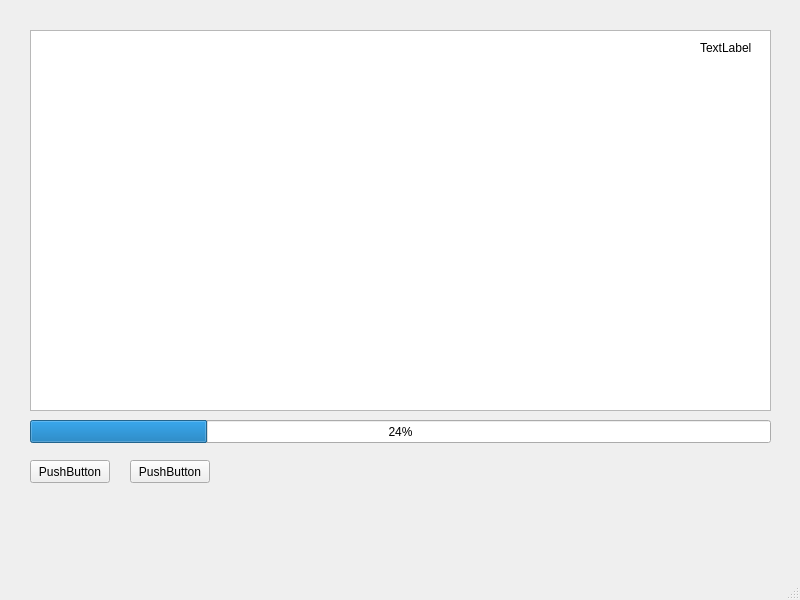
The window that src/main/resources/base/main.ui (redbug312/ntuoc13-interview-scheduler) describes before a commit, drawn with Qt 5.
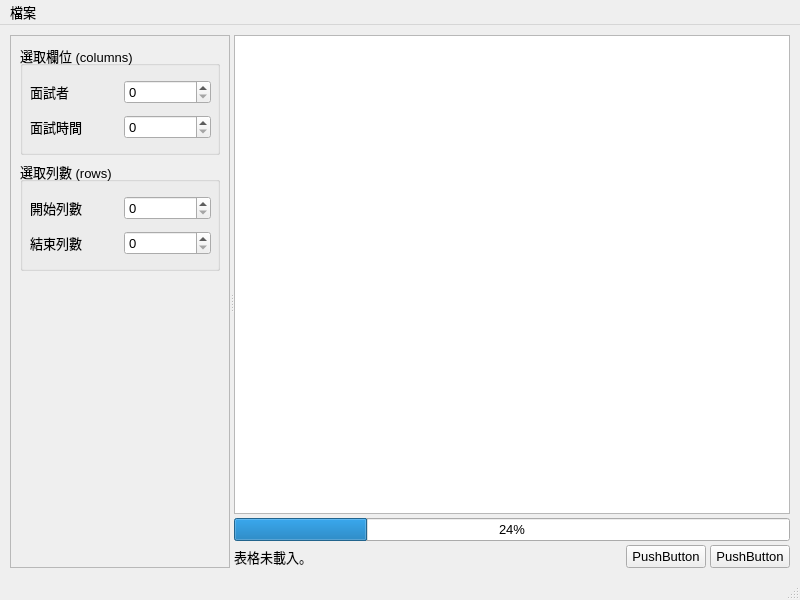
The same window after the commit.

Commit message:
Create layout prototype for application
Open xlsx file when left button clicked

Diff of the .ui file:
```diff
--- a/src/main/resources/base/main.ui
+++ b/src/main/resources/base/main.ui
@@ -10,82 +10,280 @@
     <height>600</height>
    </rect>
   </property>
+  <property name="font">
+   <font>
+    <pointsize>10</pointsize>
+   </font>
+  </property>
   <property name="windowTitle">
    <string>MainWindow</string>
   </property>
   <widget class="QWidget" name="centralwidget">
-   <widget class="QTableWidget" name="tableWidget">
-    <property name="geometry">
-     <rect>
-      <x>30</x>
-      <y>30</y>
-      <width>741</width>
-      <height>381</height>
-     </rect>
+   <layout class="QHBoxLayout" name="horizontalLayout">
+    <property name="spacing">
+     <number>5</number>
     </property>
-   </widget>
-   <widget class="QProgressBar" name="progressBar">
-    <property name="geometry">
-     <rect>
-      <x>30</x>
-      <y>420</y>
-      <width>741</width>
-      <height>23</height>
-     </rect>
+    <property name="leftMargin">
+     <number>10</number>
     </property>
-    <property name="value">
-     <number>24</number>
+    <property name="topMargin">
+     <number>10</number>
     </property>
-   </widget>
-   <widget class="QPushButton" name="pushButton">
-    <property name="geometry">
-     <rect>
-      <x>30</x>
-      <y>460</y>
-      <width>80</width>
-      <height>23</height>
-     </rect>
+    <property name="rightMargin">
+     <number>10</number>
     </property>
-    <property name="text">
-     <string>PushButton</string>
+    <property name="bottomMargin">
+     <number>10</number>
     </property>
-   </widget>
-   <widget class="QPushButton" name="pushButton_2">
-    <property name="geometry">
-     <rect>
-      <x>130</x>
-      <y>460</y>
-      <width>80</width>
-      <height>23</height>
-     </rect>
-    </property>
-    <property name="text">
-     <string>PushButton</string>
-    </property>
-   </widget>
-   <widget class="QLabel" name="label">
-    <property name="geometry">
-     <rect>
-      <x>700</x>
-      <y>40</y>
-      <width>54</width>
-      <height>15</height>
-     </rect>
-    </property>
-    <property name="text">
-     <string>TextLabel</string>
-    </property>
-   </widget>
+    <item>
+     <widget class="QSplitter" name="splitter">
+      <property name="orientation">
+       <enum>Qt::Horizontal</enum>
+      </property>
+      <widget class="QFrame" name="frame_side">
+       <property name="sizePolicy">
+        <sizepolicy hsizetype="Preferred" vsizetype="Preferred">
+         <horstretch>0</horstretch>
+         <verstretch>0</verstretch>
+        </sizepolicy>
+       </property>
+       <property name="minimumSize">
+        <size>
+         <width>220</width>
+         <height>0</height>
+        </size>
+       </property>
+       <property name="maximumSize">
+        <size>
+         <width>220</width>
+         <height>16777215</height>
+        </size>
+       </property>
+       <property name="frameShape">
+        <enum>QFrame::StyledPanel</enum>
+       </property>
+       <property name="frameShadow">
+        <enum>QFrame::Raised</enum>
+       </property>
+       <layout class="QVBoxLayout" name="verticalLayout">
+        <item>
+         <widget class="QGroupBox" name="groupBox_cols">
+          <property name="sizePolicy">
+           <sizepolicy hsizetype="Fixed" vsizetype="Fixed">
+            <horstretch>0</horstretch>
+            <verstretch>0</verstretch>
+           </sizepolicy>
+          </property>
+          <property name="minimumSize">
+           <size>
+            <width>200</width>
+            <height>110</height>
+           </size>
+          </property>
+          <property name="font">
+           <font>
+            <pointsize>10</pointsize>
+           </font>
+          </property>
+          <property name="title">
+           <string>選取欄位 (columns)</string>
+          </property>
+          <widget class="QWidget" name="">
+           <property name="geometry">
+            <rect>
+             <x>10</x>
+             <y>30</y>
+             <width>181</width>
+             <height>71</height>
+            </rect>
+           </property>
+           <layout class="QGridLayout" name="gridLayout_cols">
+            <item row="0" column="0">
+             <widget class="QLabel" name="interviewee_label">
+              <property name="text">
+               <string>面試者</string>
+              </property>
+             </widget>
+            </item>
+            <item row="0" column="1">
+             <widget class="QSpinBox" name="interviewee_spinbox"/>
+            </item>
+            <item row="1" column="0">
+             <widget class="QLabel" name="timeslot_label">
+              <property name="text">
+               <string>面試時間</string>
+              </property>
+             </widget>
+            </item>
+            <item row="1" column="1">
+             <widget class="QSpinBox" name="timeslot_spinbox"/>
+            </item>
+           </layout>
+          </widget>
+         </widget>
+        </item>
+        <item>
+         <widget class="QGroupBox" name="groupBox_rows">
+          <property name="sizePolicy">
+           <sizepolicy hsizetype="Fixed" vsizetype="Fixed">
+            <horstretch>0</horstretch>
+            <verstretch>0</verstretch>
+           </sizepolicy>
+          </property>
+          <property name="minimumSize">
+           <size>
+            <width>200</width>
+            <height>110</height>
+           </size>
+          </property>
+          <property name="font">
+           <font>
+            <pointsize>10</pointsize>
+           </font>
+          </property>
+          <property name="title">
+           <string>選取列數 (rows)</string>
+          </property>
+          <widget class="QWidget" name="">
+           <property name="geometry">
+            <rect>
+             <x>10</x>
+             <y>30</y>
+             <width>181</width>
+             <height>71</height>
+            </rect>
+           </property>
+           <layout class="QGridLayout" name="gridLayout_rows">
+            <item row="0" column="0">
+             <widget class="QLabel" name="start_row_label">
+              <property name="text">
+               <string>開始列數</string>
+              </property>
+             </widget>
+            </item>
+            <item row="0" column="1">
+             <widget class="QSpinBox" name="start_row_spinbox"/>
+            </item>
+            <item row="1" column="0">
+             <widget class="QLabel" name="end_row_label">
+              <property name="text">
+               <string>結束列數</string>
+              </property>
+             </widget>
+            </item>
+            <item row="1" column="1">
+             <widget class="QSpinBox" name="end_row_spinbox"/>
+            </item>
+           </layout>
+          </widget>
+         </widget>
+        </item>
+        <item>
+         <spacer name="verticalSpacer">
+          <property name="orientation">
+           <enum>Qt::Vertical</enum>
+          </property>
+          <property name="sizeHint" stdset="0">
+           <size>
+            <width>20</width>
+            <height>40</height>
+           </size>
+          </property>
+         </spacer>
+        </item>
+       </layout>
+      </widget>
+      <widget class="QWidget" name="layoutWidget">
+       <layout class="QVBoxLayout" name="verticalLayout_main">
+        <property name="spacing">
+         <number>4</number>
+        </property>
+        <item>
+         <widget class="QTableWidget" name="preview_table">
+          <property name="sizePolicy">
+           <sizepolicy hsizetype="Expanding" vsizetype="Expanding">
+            <horstretch>0</horstretch>
+            <verstretch>0</verstretch>
+           </sizepolicy>
+          </property>
+         </widget>
+        </item>
+        <item>
+         <widget class="QProgressBar" name="progressBar">
+          <property name="sizePolicy">
+           <sizepolicy hsizetype="Expanding" vsizetype="Fixed">
+            <horstretch>2</horstretch>
+            <verstretch>0</verstretch>
+           </sizepolicy>
+          </property>
+          <property name="value">
+           <number>24</number>
+          </property>
+         </widget>
+        </item>
+        <item>
+         <layout class="QHBoxLayout" name="horizontalLayout_main">
+          <item>
+           <widget class="QLabel" name="filename_label">
+            <property name="text">
+             <string>表格未載入。</string>
+            </property>
+           </widget>
+          </item>
+          <item>
+           <spacer name="horizontalSpacer">
+            <property name="orientation">
+             <enum>Qt::Horizontal</enum>
+            </property>
+            <property name="sizeHint" stdset="0">
+             <size>
+              <width>288</width>
+              <height>20</height>
+             </size>
+            </property>
+           </spacer>
+          </item>
+          <item>
+           <widget class="QPushButton" name="pushButton">
+            <property name="text">
+             <string>PushButton</string>
+            </property>
+            <property name="flat">
+             <bool>false</bool>
+            </property>
+           </widget>
+          </item>
+          <item>
+           <widget class="QPushButton" name="pushButton_2">
+            <property name="text">
+             <string>PushButton</string>
+            </property>
+           </widget>
+          </item>
+         </layout>
+        </item>
+       </layout>
+      </widget>
+     </widget>
+    </item>
+   </layout>
   </widget>
   <widget class="QMenuBar" name="menubar">
    <property name="geometry">
     <rect>
      <x>0</x>
      <y>0</y>
-     <width>800</width>
-     <height>20</height>
+     <width>896</width>
+     <height>22</height>
     </rect>
    </property>
+   <widget class="QMenu" name="menu">
+    <property name="title">
+     <string>檔案</string>
+    </property>
+    <addaction name="open_action"/>
+   </widget>
+   <addaction name="menu"/>
   </widget>
   <widget class="QStatusBar" name="statusbar"/>
  </widget>
```
Left out of the diff: 5 changed lines with no effect on the pictures. The commit also changes 1 other file.
